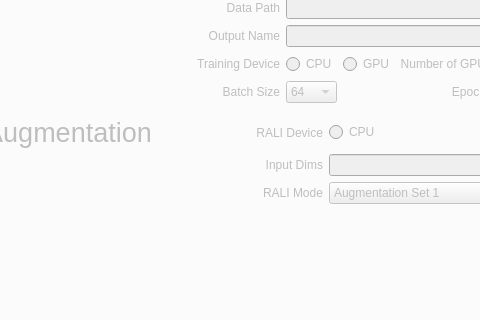
Before: the Qt Designer form scripts/inference_control.ui in kiritigowda/MIVisionX-Neural-Net-Workflow, drawn with Qt 5; both pictures show x 99 to 579 and y 219 to 539 of the 948 by 732 pixel window.
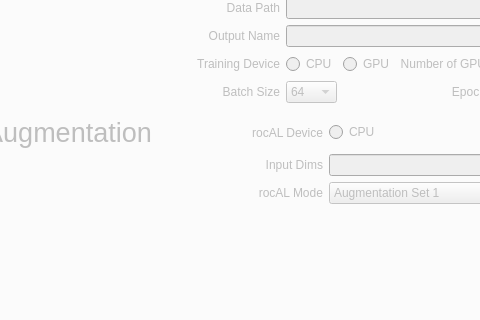
After: the same form once the commit is applied. Icons and pictures are not drawn.

```diff
--- a/scripts/inference_control.ui
+++ b/scripts/inference_control.ui
@@ -500,7 +500,7 @@
            <item row="2" column="1">
             <widget class="QLabel" name="label">
              <property name="text">
-              <string>RALI Mode</string>
+              <string>rocAL Mode</string>
              </property>
              <property name="alignment">
               <set>Qt::AlignRight|Qt::AlignTrailing|Qt::AlignVCenter</set>
@@ -510,7 +510,7 @@
            <item row="0" column="1">
             <widget class="QLabel" name="rdevice_label">
              <property name="text">
-              <string>RALI Device</string>
+              <string>rocAL Device</string>
              </property>
              <property name="alignment">
               <set>Qt::AlignRight|Qt::AlignTrailing|Qt::AlignVCenter</set>
```
Left out of the diff: 2 changed lines with no effect on the pictures.
